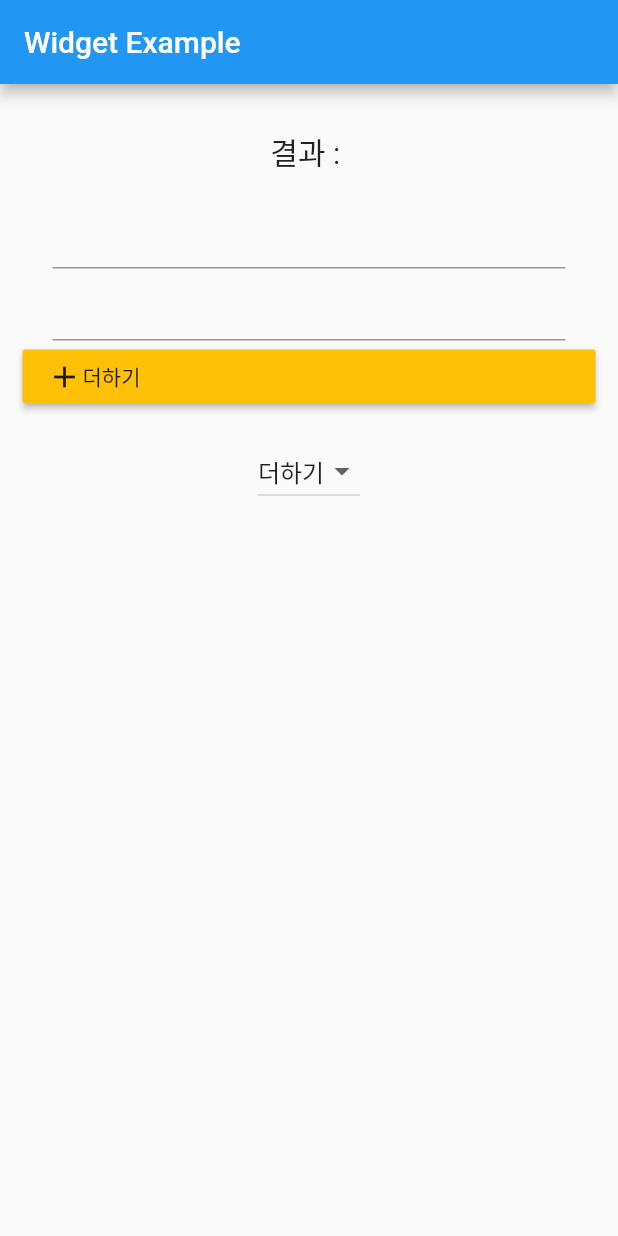
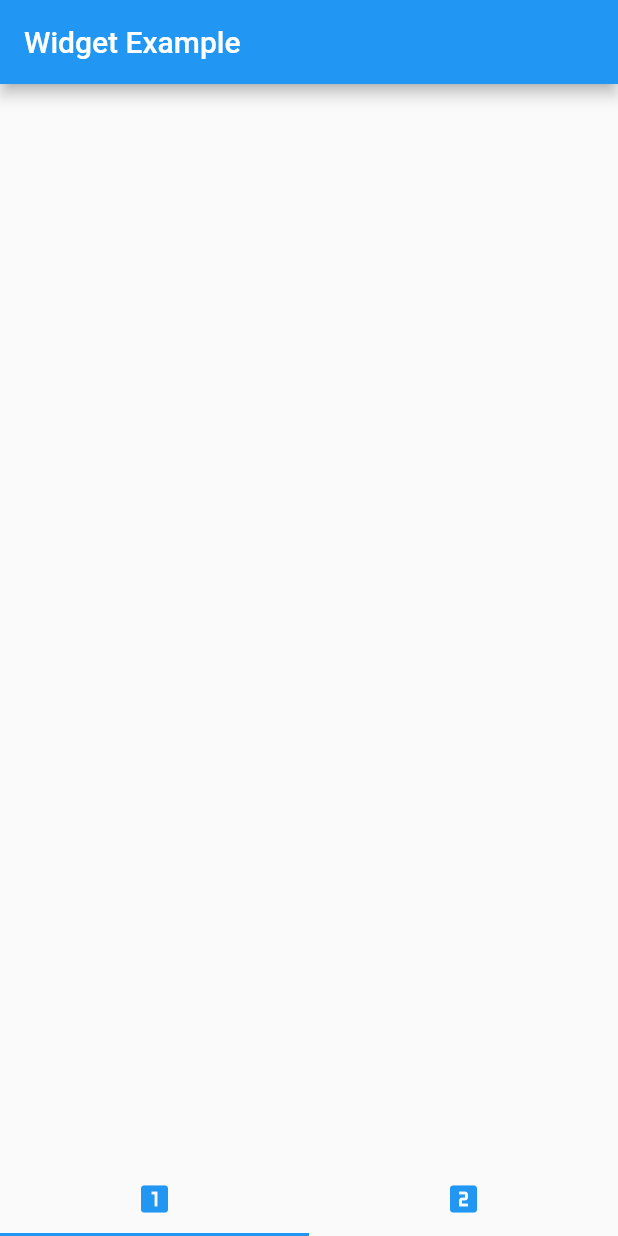
Before and after one commit to kimsegwan/first_flutter_app, a Flutter app: the screen it shows after launch, on a phone screen of 412 x 824 dp. Run offline on Flutter 3.47's test engine with Material 2 defaults, Android fonts, the phone set to English and light mode, and no system bars.

Commit message:
AnimalItem

```diff
--- /dev/null
+++ b/lib/animalItem.dart
@@ -0,0 +1,14 @@
+import 'package:flutter/material.dart';
+
+class Animal {
+  String imagePath;
+  String animalName;
+  String kind;
+  bool flyExist = false;
+
+  Animal(
+  {required this.animalName,
+  required this.kind,
+  required this.imagePath,
+  required this.flyExist});
+}
--- a/lib/main.dart
+++ b/lib/main.dart
@@ -1,6 +1,10 @@
 import 'package:flutter/material.dart';
-import 'package:flutter/services.dart';
+import './animalItem.dart';
+
+//import 'package:flutter/services.dart';
 // import 'imageWidget.dart';
+import 'sub/firstPage.dart';
+import 'sub/secondPage.dart';
 
 void main() {
   runApp(MyApp());
@@ -30,13 +34,40 @@ class WidgetApp extends StatefulWidget {
   _WidgetExampleState createState() => _WidgetExampleState();
 }
 
-class _WidgetExampleState extends State<WidgetApp> {
+class _WidgetExampleState extends State<WidgetApp>
+    with SingleTickerProviderStateMixin {
   String sum = '';
   TextEditingController value1 = TextEditingController();
   TextEditingController value2 = TextEditingController();
   List _buttonList = ['더하기', '빼기', '곱하기', '나누기'];
   List<DropdownMenuItem<String>> _dropDownMenuItems = [];
   String _buttonText = "";
+  TabController? controller;
+  List<Animal> animalList = [];
+
+  @override
+  void initState() {
+    super.initState();
+    for (var item in _buttonList) {
+      _dropDownMenuItems.add(DropdownMenuItem(child: Text(item), value: item));
+    }
+    _buttonText = _dropDownMenuItems[0].value.toString();
+    controller = TabController(length: 2, vsync: this);
+    controller!.addListener(() {
+      if(!controller!.indexIsChanging) {
+        print('이전 index, ${controller?.previousIndex}');
+        print('현재 index, ${controller?.index}');
+      }
+    });
+    animalList.add(Animal(animalName: '벌', kind: '곤충', imagePath: 'repo/images/bee.png', flyExist: false));
+    animalList.add(Animal(animalName: '고양이', kind: '포유류', imagePath: 'repo/images/cat.png', flyExist: false));
+    animalList.add(Animal(animalName: '젖소', kind: '포유류', imagePath: 'repo/images/cow.png', flyExist: false));
+    animalList.add(Animal(animalName: '강아지', kind: '포유류', imagePath: 'repo/images/dog.png', flyExist: false));
+    animalList.add(Animal(animalName: '여우', kind: '포유류', imagePath: 'repo/images/fox.png', flyExist: false));
+    animalList.add(Animal(animalName: '원숭이', kind: '영장류', imagePath: 'repo/images/monkey.png', flyExist: false));
+    animalList.add(Animal(animalName: '돼지', kind: '포유류', imagePath: 'repo/images/pig.png', flyExist: false));
+    animalList.add(Animal(animalName: '벌', kind: '늑대', imagePath: 'repo/images/woolf.png', flyExist: false));
+  }
 
   @override
   Widget build(BuildContext context) {
@@ -44,7 +75,26 @@ class _WidgetExampleState extends State<WidgetApp> {
       appBar: AppBar(
         title: Text('Widget Example'),
       ),
-      body: Container(
+      body: TabBarView(
+        children: <Widget>[
+          FirstApp(list: animalList),
+          SecondApp(list: animalList)
+        ],
+        controller: controller,
+      ),
+      bottomNavigationBar: TabBar(tabs: <Tab>[
+        Tab(
+            icon: Icon(
+          Icons.looks_one,
+          color: Colors.blue,
+        )),
+        Tab(
+            icon: Icon(
+          Icons.looks_two,
+          color: Colors.blue,
+        )),
+      ], controller: controller,),
+      /*Container(
         padding: EdgeInsets.all(15),
         child: Center(
           child: Column(
@@ -75,11 +125,11 @@ class _WidgetExampleState extends State<WidgetApp> {
                       var value1Int = double.parse(value1.value.text);
                       var value2Int = double.parse(value2.value.text);
                       var result;
-                      if(_buttonText == '더하기') {
+                      if (_buttonText == '더하기') {
                         result = value1Int + value2Int;
-                      } else if(_buttonText == '빼기') {
+                      } else if (_buttonText == '빼기') {
                         result = value1Int - value2Int;
-                      } else if(_buttonText == '곱하기') {
+                      } else if (_buttonText == '곱하기') {
                         result = value1Int * value2Int;
                       } else {
                         result = value1Int / value2Int;
@@ -97,20 +147,17 @@ class _WidgetExampleState extends State<WidgetApp> {
                       });
                     },
                     value: _buttonText,
-                  ))
+                  )),
             ],
           ),
         ),
-      ),
+      ),*/
     );
   }
 
   @override
-  void initState() {
-    super.initState();
-    for (var item in _buttonList) {
-      _dropDownMenuItems.add(DropdownMenuItem(child: Text(item), value: item));
-    }
-    _buttonText = _dropDownMenuItems[0].value.toString();
+  void dispose() {
+    controller?.dispose();
+    super.dispose();
   }
 }
--- /dev/null
+++ b/lib/sub/firstPage.dart
@@ -0,0 +1,20 @@
+import 'package:flutter/material.dart';
+import '../animalItem.dart';
+
+class FirstApp extends StatelessWidget {
+  final List<Animal> list;
+  FirstApp({Key? key, required this.list}) : super(key: key);
+  @override
+  Widget build(BuildContext context) {
+    return Scaffold(
+      body: Container(
+        child: Center(
+          child: Column(
+            children: [
+            ],
+          ),
+        ),
+      ),
+    );
+  }
+}
--- /dev/null
+++ b/lib/sub/secondPage.dart
@@ -0,0 +1,17 @@
+import 'package:flutter/material.dart';
+import '../animalItem.dart';
+
+class SecondApp extends StatelessWidget {
+  final List<Animal> list;
+  SecondApp({Key? key, required this.list}) : super(key: key);
+  @override
+  Widget build(BuildContext context) {
+    return Scaffold(
+      body: Container(
+        child: Center(
+          child: Text('두 번째 페이지'),
+        ),
+      ),
+    );
+  }
+}
```
Also changed, not shown: pubspec.yaml (+8 -0 lines), repo/images/bee.png (added), repo/images/cat.png (added), repo/images/cow.png (added), repo/images/dog.png (added), repo/images/fox.png (added), repo/images/monkey.png (added), repo/images/pig.png (added), repo/images/wolf.png (added).
